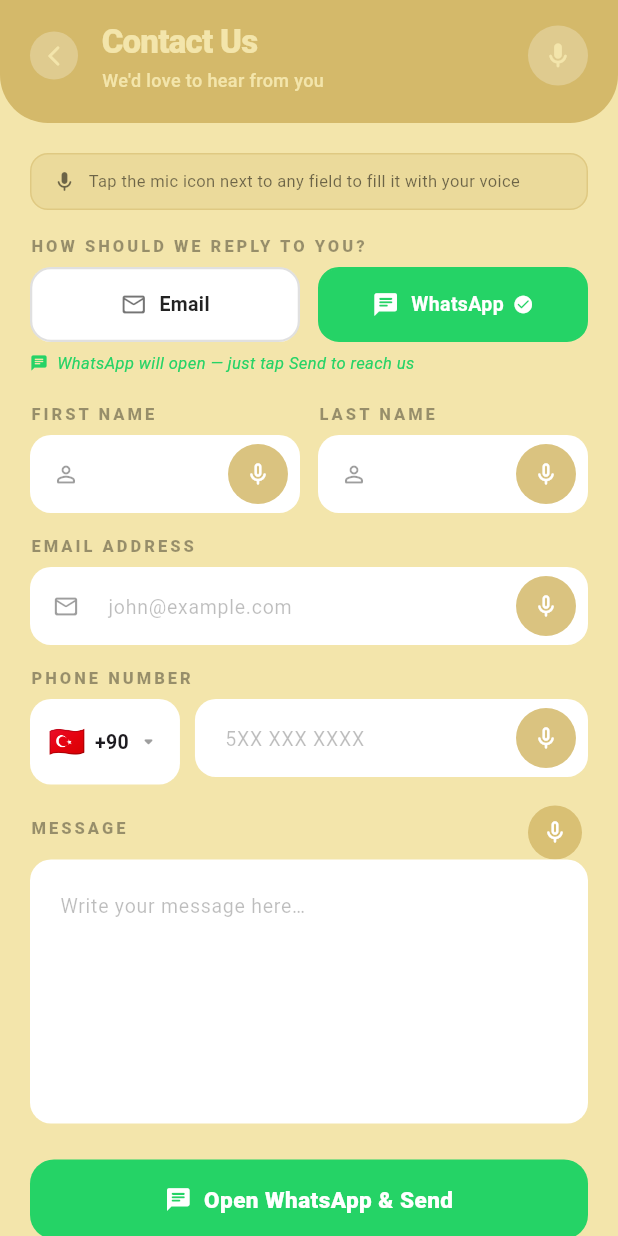
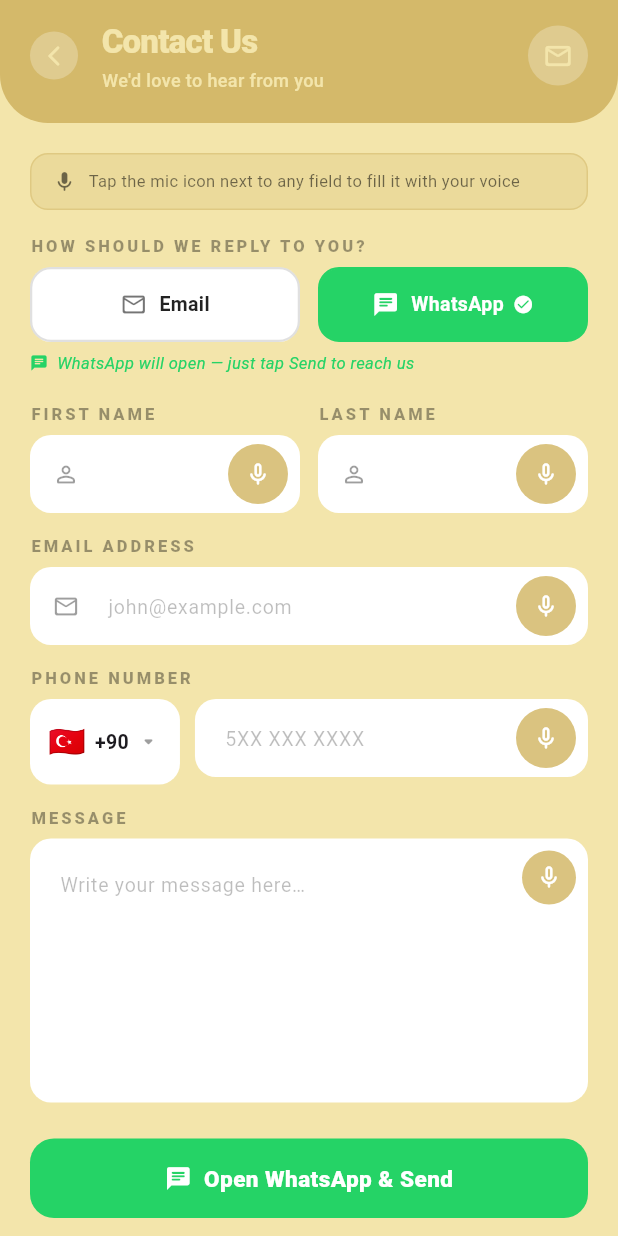
Before and after one commit to jamirekanneh/voxapplication, a Flutter app: the ContactUsPage screen opened directly, after a tap on "WhatsApp", on a phone screen of 412 x 824 dp. Run offline on Flutter 3.47's test engine with Material 3 defaults, Android fonts, the phone set to English and light mode, and no system bars; our stand-ins replace app_links, cloud_firestore, file_picker, firebase_auth, firebase_core, flutter_tts and 6 more; missing offline and left inert: syncfusion_flutter_pdf; accounts and stored records are empty.

Commit message:
contact fixed

```diff
--- a/lib/contact_us_page.dart
+++ b/lib/contact_us_page.dart
@@ -963,10 +963,8 @@
                     color: Colors.white.withOpacity(0.25),
                     shape: BoxShape.circle,
                   ),
-                  child: Icon(
-                    _speechAvailable
-                        ? Icons.mic_rounded
-                        : Icons.mail_outline_rounded,
+                  child: const Icon(
+                    Icons.mail_outline_rounded,
                     color: _kTextLight,
                     size: 20,
                   ),
@@ -1238,36 +1236,17 @@
                           const SizedBox(height: 14),
 
                           // MESSAGE
-                          Row(
+                          _label('MESSAGE'),
+                          Stack(
                             children: [
-                              Expanded(child: _label('MESSAGE')),
-                              if (_speechAvailable) ...[
-                                if (_listeningField == 'message')
-                                  const Text(
-                                    'Listening…',
-                                    style: TextStyle(
-                                      fontSize: 11,
-                                      color: Colors.red,
-                                      fontStyle: FontStyle.italic,
-                                    ),
-                                  ),
-                                const SizedBox(width: 6),
-                                _MicButton(
-                                  isListening: _listeningField == 'message',
-                                  onTap: () =>
-                                      _toggleVoice('message', _messageCtrl),
-                                ),
-                                const SizedBox(width: 4),
-                              ],
-                            ],
-                          ),
                               TextFormField(
                                 controller: _messageCtrl,
                                 maxLines: null,
                                 minLines: 6,
                                 keyboardType: TextInputType.multiline,
                                 textInputAction: TextInputAction.newline,
-                            textCapitalization: TextCapitalization.sentences,
+                                textCapitalization:
+                                    TextCapitalization.sentences,
                                 strutStyle: const StrutStyle(
                                   forceStrutHeight: false,
                                 ),
@@ -1277,7 +1256,12 @@
                                     color: Colors.black26,
                                     fontSize: 13,
                                   ),
-                              contentPadding: const EdgeInsets.all(16),
+                                  contentPadding: const EdgeInsets.fromLTRB(
+                                    16,
+                                    16,
+                                    56,
+                                    16,
+                                  ),
                                 ),
                                 validator: (v) {
                                   if (v == null || v.trim().isEmpty)
@@ -1286,6 +1270,37 @@
                                     return 'Message is too short';
                                   return null;
                                 },
+                              ),
+                              // Mic button pinned to top-right inside the white box
+                              if (_speechAvailable)
+                                Positioned(
+                                  top: 8,
+                                  right: 8,
+                                  child: Column(
+                                    children: [
+                                      _MicButton(
+                                        isListening:
+                                            _listeningField == 'message',
+                                        onTap: () => _toggleVoice(
+                                          'message',
+                                          _messageCtrl,
+                                        ),
+                                      ),
+                                      if (_listeningField == 'message')
+                                        const Padding(
+                                          padding: EdgeInsets.only(top: 4),
+                                          child: Text(
+                                            '...',
+                                            style: TextStyle(
+                                              fontSize: 10,
+                                              color: Colors.red,
+                                            ),
+                                          ),
+                                        ),
+                                    ],
+                                  ),
+                                ),
+                            ],
                           ),
                           const SizedBox(height: 24),
 
```
Lines whose indentation alone changed are shown as unchanged.
